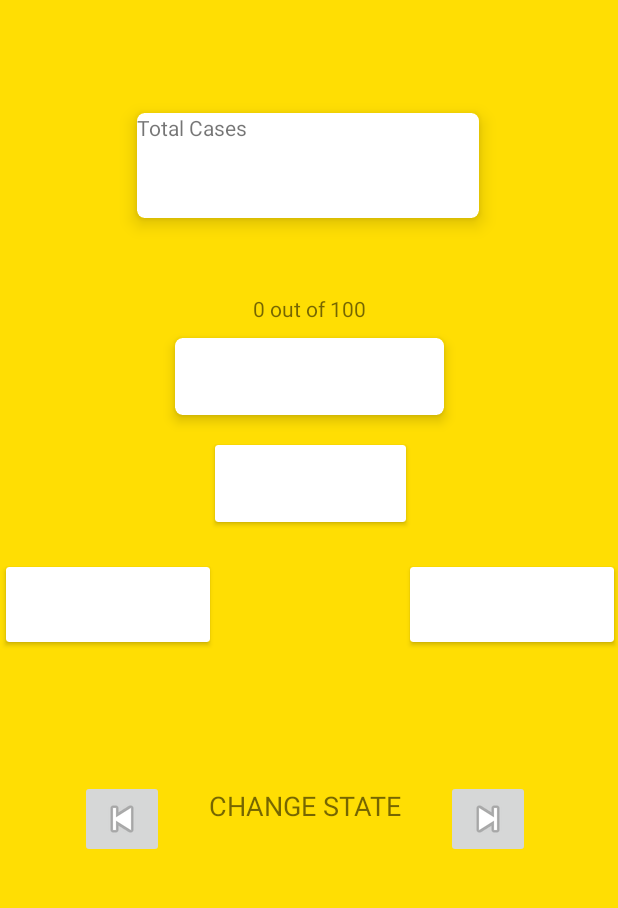
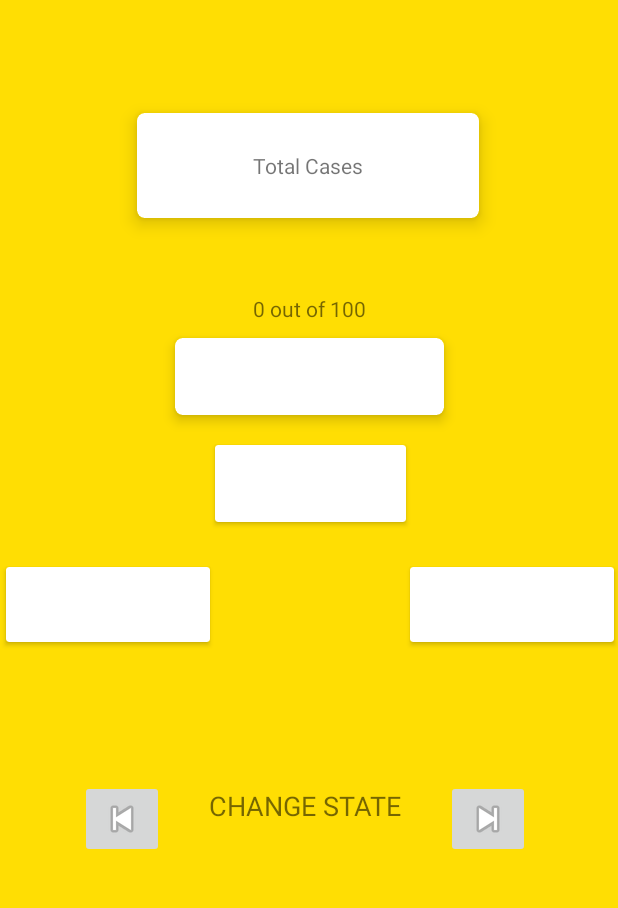
Before and after one commit to dhruv-dc/DeathsDetector_RecyclerView_, an Android app: the screen it shows after launch (MainActivity), on a phone screen of 412 x 824 dp, the part 246-1154 px from its top. Run offline under Robolectric (Android 15) with nearby library versions, the phone set to English and light mode, and no system bars; our stand-ins replace Volley; network calls fail; Roboto replaces fonts that are not available here.

Commit message:
Finally done

```diff
--- a/app/src/main/java/com/example/deathsdetector/MainActivity.java
+++ b/app/src/main/java/com/example/deathsdetector/MainActivity.java
@@ -113,6 +113,7 @@ public class MainActivity extends AppCompatActivity implements View.OnClickListe
                 dischargedTextview.setText("Discharged : "+String.valueOf(questionArrayList.get(currentDischargedIndex).getDischarged()));
                 deathsInStateTextview.setText("Deaths : "+String.valueOf(questionArrayList.get(currentDeathInStateIndex).getDeathsInState()));
                 positiveCasesTextview.setText("Positive Cases : " +String.valueOf(questionArrayList.get(currentPositiveCasesIndex).getPositiveCasesInState()));
+                stateCounterTextview.setText(currentStateIndex + " / " + questionArrayList.size());
 
                 Log.d("statename ; ", "processFinished: "+questionArrayList.get(currentStateIndex).getStateNames());
                 Log.d("positivecases ", "processFinished: "+questionArrayList.get(currentPositiveCasesIndex).getPositiveCasesInState());
@@ -144,6 +145,7 @@ public class MainActivity extends AppCompatActivity implements View.OnClickListe
     }
 
     private void updateState() {
+
         Log.d("stateupdae? ", "updateState: "+questionList.get(currentStateIndex));
         String state = questionList.get(currentStateIndex).getStateNames();
         int discharged = questionList.get(currentDischargedIndex).getDischarged();
@@ -153,5 +155,6 @@ public class MainActivity extends AppCompatActivity implements View.OnClickListe
         deathsInStateTextview.setText("Deaths : "+String.valueOf(deathinstate));
         dischargedTextview.setText("Discharged : "+String.valueOf(discharged));
         positiveCasesTextview.setText("Positive Cases : " +String.valueOf(positivacases));
+        stateCounterTextview.setText(currentStateIndex + " / " + questionList.size());
     }
 }
--- a/app/src/main/res/layout/activity_main.xml
+++ b/app/src/main/res/layout/activity_main.xml
@@ -22,8 +22,9 @@
 
         <TextView
             android:id="@+id/total_cases"
-            android:layout_width="match_parent"
-            android:layout_height="match_parent"
+            android:layout_width="wrap_content"
+            android:layout_gravity="center"
+            android:layout_height="wrap_content"
             android:text="@string/total_cases" />
     </androidx.cardview.widget.CardView>
 
@@ -42,6 +43,7 @@
         <TextView
             android:id="@+id/state_text_view"
             android:layout_width="wrap_content"
+            android:layout_gravity="center"
             android:layout_height="wrap_content"
             android:text="" />
     </androidx.cardview.widget.CardView>
@@ -102,6 +104,7 @@
 
         <TextView
             android:id="@+id/pc_text_view"
+            android:layout_gravity="center"
             android:layout_width="wrap_content"
             android:layout_height="wrap_content"
             android:text="" />
@@ -119,6 +122,7 @@
         <TextView
             android:id="@+id/discharged_text_view"
             android:layout_width="wrap_content"
+            android:layout_gravity="center"
             android:layout_height="wrap_content"
             android:text="" />
     </androidx.cardview.widget.CardView>
@@ -138,6 +142,7 @@
             android:id="@+id/deaths_sw_text_view"
             android:layout_width="wrap_content"
             android:layout_height="wrap_content"
+            android:layout_gravity="center"
             android:text="" />
     </androidx.cardview.widget.CardView>
 
```
